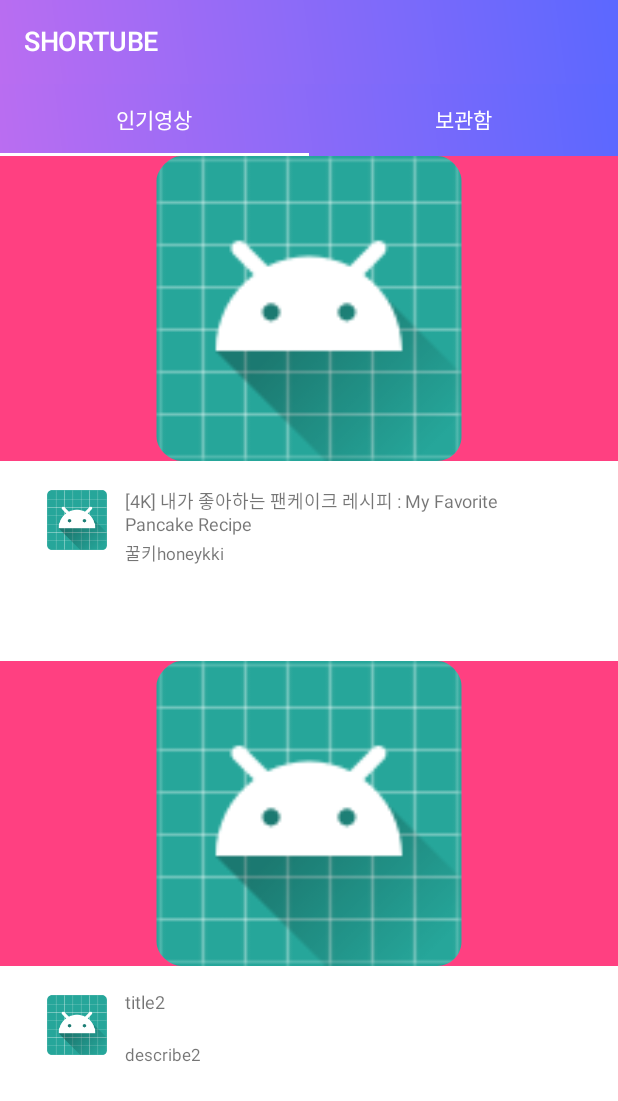
After one commit to Shortube/Shortube_android, an Android app: the LeftFragment screen opened directly, with no data from a screen before it, on a phone screen of 412 x 824 dp. The commit adds this screen. Shown: the top 1101 px of the screen. Run offline under Robolectric (Android 15) with nearby library versions, the phone set to English and light mode, and no system bars.

Commit message:
메인화면 ui 및 테마

```diff
--- a/app/build.gradle
+++ b/app/build.gradle
@@ -25,4 +25,6 @@ dependencies {
     testImplementation 'junit:junit:4.12'
     androidTestImplementation 'com.android.support.test:runner:1.0.2'
     androidTestImplementation 'com.android.support.test.espresso:espresso-core:3.0.2'
+    implementation 'com.android.support:recyclerview-v7:27.1.1'
+    implementation 'com.android.support:design:27.1.1'
 }
--- a/app/src/main/AndroidManifest.xml
+++ b/app/src/main/AndroidManifest.xml
@@ -1,6 +1,7 @@
 <?xml version="1.0" encoding="utf-8"?>
 <manifest xmlns:android="http://schemas.android.com/apk/res/android"
     package="com.unithon.com.shortube">
+    <uses-permission android:name="android.permission.INTERNET" />
 
     <application
         android:allowBackup="true"
@@ -12,6 +13,10 @@
         <activity android:name=".MainActivity">
             <intent-filter>
                 <action android:name="android.intent.action.MAIN" />
+                <action android:name="android.intent.action.VIEW" />
+                <category android:name="android.intent.category.DEFAULT" />
+                <category android:name="android.intent.category.BROWSABLE" />
+                <data android:host="yout.be" android:scheme="http" />
 
                 <category android:name="android.intent.category.LAUNCHER" />
             </intent-filter>
--- /dev/null
+++ b/app/src/main/java/com/unithon/com/shortube/Items.java
@@ -0,0 +1,50 @@
+package com.unithon.com.shortube;
+
+import android.graphics.Bitmap;
+import android.net.Uri;
+
+public class Items {
+    Uri Thumbnails;
+    Uri Profile;
+    String title;
+    String describe;
+
+    public Items(Uri Thumbnails, Uri Profile, String title, String describe){
+        this.Thumbnails = Thumbnails;
+        this.Profile = Profile;
+        this.title = title;
+        this.describe = describe;
+    }
+
+    public Uri getThumbnails() {
+        return Thumbnails;
+    }
+
+    public Uri getProfile() {
+        return Profile;
+    }
+
+    public String getTitle() {
+        return title;
+    }
+
+    public String getDescribe() {
+        return describe;
+    }
+
+    public void setThumbnails(Uri thumbnails) {
+        Thumbnails = thumbnails;
+    }
+
+    public void setProfile(Uri profile) {
+        Profile = profile;
+    }
+
+    public void setTitle(String title) {
+        this.title = title;
+    }
+
+    public void setDescribe(String describe) {
+        this.describe = describe;
+    }
+}
--- /dev/null
+++ b/app/src/main/java/com/unithon/com/shortube/LeftFragment.java
@@ -0,0 +1,42 @@
+package com.unithon.com.shortube;
+
+
+import android.os.Bundle;
+import android.support.annotation.Nullable;
+import android.support.v4.app.Fragment;
+import android.support.v7.widget.DefaultItemAnimator;
+import android.support.v7.widget.LinearLayoutManager;
+import android.support.v7.widget.RecyclerView;
+import android.view.LayoutInflater;
+import android.view.View;
+import android.view.ViewGroup;
+
+import java.util.ArrayList;
+
+public class LeftFragment extends Fragment {
+
+    RecyclerView mRecyclerView;
+    LinearLayoutManager mLayoutManager;
+    RecyclerViewAdapter mAdapter;
+
+    @Nullable
+    @Override
+    public View onCreateView(LayoutInflater inflater, @Nullable ViewGroup container, Bundle savedInstanceState) {
+        View view =  inflater.inflate(R.layout.left_fragment, container, false);
+        mRecyclerView = (RecyclerView)view.findViewById(R.id.recycler);
+        mLayoutManager = new LinearLayoutManager(getContext());
+        mLayoutManager.setOrientation(LinearLayoutManager.VERTICAL);
+
+        ArrayList<Items> items= new ArrayList();
+        items.add(new Items(null, null, "[4K] 내가 좋아하는 팬케이크 레시피 : My Favorite Pancake Recipe","꿀키honeykki"));
+        items.add(new Items(null, null, "title2","describe2"));
+        mRecyclerView.setLayoutManager(mLayoutManager);
+        mRecyclerView.setItemAnimator(new DefaultItemAnimator());
+
+        mAdapter = new RecyclerViewAdapter(items);
+        mRecyclerView.setAdapter(mAdapter);
+
+        return view;
+
+    }
+}
--- a/app/src/main/java/com/unithon/com/shortube/MainActivity.java
+++ b/app/src/main/java/com/unithon/com/shortube/MainActivity.java
@@ -1,13 +1,52 @@
 package com.unithon.com.shortube;
 
+import android.graphics.Bitmap;
+import android.support.design.widget.TabLayout;
+import android.support.v4.view.ViewPager;
 import android.support.v7.app.AppCompatActivity;
 import android.os.Bundle;
+import android.webkit.WebResourceRequest;
+import android.webkit.WebSettings;
+import android.webkit.WebView;
+import android.webkit.WebViewClient;
+import android.widget.TabHost;
 
 public class MainActivity extends AppCompatActivity {
 
+    TabLayout tabLayout;
+    ViewPager viewPager;
     @Override
     protected void onCreate(Bundle savedInstanceState) {
         super.onCreate(savedInstanceState);
         setContentView(R.layout.activity_main);
+
+        tabLayout = (TabLayout)findViewById(R.id.tabLayout);
+        tabLayout.addTab(tabLayout.newTab().setText("인기영상"));
+        tabLayout.addTab(tabLayout.newTab().setText("보관함"));
+        tabLayout.setTabGravity(TabLayout.GRAVITY_FILL);
+        //Initializing ViewPager
+        viewPager = (ViewPager)findViewById(R.id.rcvr_vp_pager);
+
+        PagerAdapter pagerAdapter = new PagerAdapter(getSupportFragmentManager(), tabLayout.getTabCount());
+        viewPager.setAdapter(pagerAdapter);
+        viewPager.addOnPageChangeListener(new TabLayout.TabLayoutOnPageChangeListener(tabLayout));
+        //Set TabSelectedListener
+        tabLayout.addOnTabSelectedListener(new TabLayout.OnTabSelectedListener() {
+            @Override
+            public void onTabSelected(TabLayout.Tab tab) {
+                viewPager.setCurrentItem(tab.getPosition());
+            }
+
+            @Override
+            public void onTabUnselected(TabLayout.Tab tab) {
+
+            }
+
+            @Override
+            public void onTabReselected(TabLayout.Tab tab) {
+
+            }
+        });
+
     }
 }
--- /dev/null
+++ b/app/src/main/java/com/unithon/com/shortube/PagerAdapter.java
@@ -0,0 +1,34 @@
+package com.unithon.com.shortube;
+
+import android.support.v4.app.Fragment;
+import android.support.v4.app.FragmentManager;
+import android.support.v4.app.FragmentStatePagerAdapter;
+
+public class PagerAdapter extends FragmentStatePagerAdapter {
+    int numOfTabs;
+
+    public PagerAdapter(FragmentManager fm, int numOfTabs) {
+        super(fm);
+        this.numOfTabs = numOfTabs;
+    }
+
+    @Override
+    public Fragment getItem(int i) { // 화면에 보여줄 fragment를 반환
+
+        switch (i){
+            case 0:
+                LeftFragment leftFragment = new LeftFragment();
+                return leftFragment;
+            case 1:
+                RightFragment centerFragment = new RightFragment();
+                return centerFragment;
+
+        }
+        return null;
+    }
+
+    @Override
+    public int getCount() { // 사용되는 fragment가 몇개인지를 반환
+        return numOfTabs;
+    }
+}
--- /dev/null
+++ b/app/src/main/java/com/unithon/com/shortube/RecyclerViewAdapter.java
@@ -0,0 +1,38 @@
+package com.unithon.com.shortube;
+
+import android.content.Context;
+import android.support.annotation.NonNull;
+import android.support.v7.widget.RecyclerView;
+import android.view.LayoutInflater;
+import android.view.View;
+import android.view.ViewGroup;
+
+import java.util.ArrayList;
+
+public class RecyclerViewAdapter extends RecyclerView.Adapter<RecyclerViewHolder> {
+
+    private ArrayList<Items> mItems;
+    Context mContext;
+    public RecyclerViewAdapter(ArrayList itemList){
+        mItems = itemList;
+    }
+    @NonNull
+    @Override
+    public RecyclerViewHolder onCreateViewHolder(@NonNull ViewGroup parent, int viewType) {
+        View v = LayoutInflater.from(parent.getContext()).inflate(R.layout.activity_item,parent,false);
+        mContext = parent.getContext();
+        RecyclerViewHolder holder = new RecyclerViewHolder(v);
+        return holder;
+    }
+
+    @Override
+    public void onBindViewHolder(@NonNull RecyclerViewHolder holder, int position) {
+        holder.mtitle.setText(mItems.get(position).title);
+        holder.mdescribe.setText(mItems.get(position).describe);
+    }
+
+    @Override
+    public int getItemCount() {
+        return mItems.size();
+    }
+}
--- /dev/null
+++ b/app/src/main/java/com/unithon/com/shortube/RecyclerViewHolder.java
@@ -0,0 +1,25 @@
+package com.unithon.com.shortube;
+
+import android.graphics.Bitmap;
+import android.os.Build;
+import android.support.annotation.RequiresApi;
+import android.support.v7.widget.RecyclerView;
+import android.view.View;
+import android.widget.ImageView;
+import android.widget.TextView;
+
+public class RecyclerViewHolder extends RecyclerView.ViewHolder {
+    public ImageView mThumbnail;
+    public ImageView mProfile;
+    public TextView mtitle;
+    public TextView mdescribe;
+    @RequiresApi(api = Build.VERSION_CODES.LOLLIPOP)
+    public RecyclerViewHolder(View itemView) {
+        super(itemView);
+        mThumbnail = (ImageView)itemView.findViewById(R.id.thumbnail);
+        mProfile = (ImageView)itemView.findViewById(R.id.profile);
+        mtitle = (TextView)itemView.findViewById(R.id.title);
+        mdescribe = (TextView)itemView.findViewById(R.id.subscribe);
+        mProfile.setClipToOutline(true);
+    }
+}
--- /dev/null
+++ b/app/src/main/java/com/unithon/com/shortube/RightFragment.java
@@ -0,0 +1,6 @@
+package com.unithon.com.shortube;
+
+import android.support.v4.app.Fragment;
+
+public class RightFragment extends Fragment {
+}
--- /dev/null
+++ b/app/src/main/res/drawable/shape.xml
@@ -0,0 +1,9 @@
+<?xml version="1.0" encoding="utf-8"?>
+<shape xmlns:android="http://schemas.android.com/apk/res/android">
+
+    <gradient
+        android:angle="45"
+        android:type="linear"
+        android:startColor="@color/gradientStartColor"
+        android:endColor="@color/gradientEndColor"/>
+</shape>
--- /dev/null
+++ b/app/src/main/res/layout/activity_item.xml
@@ -0,0 +1,63 @@
+<?xml version="1.0" encoding="utf-8"?>
+<android.support.constraint.ConstraintLayout xmlns:android="http://schemas.android.com/apk/res/android"
+    xmlns:app="http://schemas.android.com/apk/res-auto"
+    xmlns:tools="http://schemas.android.com/tools"
+    android:layout_width="match_parent"
+    android:layout_height="wrap_content"
+    android:orientation="vertical">
+
+    <ImageView
+        android:id="@+id/thumbnail"
+        android:layout_width="match_parent"
+        android:layout_height="203dp"
+        android:layout_marginBottom="100dp"
+        android:background="@color/colorAccent"
+        app:layout_constraintBottom_toBottomOf="parent"
+        app:layout_constraintEnd_toEndOf="parent"
+        app:layout_constraintHorizontal_bias="0.0"
+        app:layout_constraintStart_toStartOf="parent"
+        app:layout_constraintTop_toTopOf="parent"
+        app:layout_constraintVertical_bias="0.0"
+        app:srcCompat="@mipmap/ic_launcher" />
+
+    <ImageView
+        android:id="@+id/profile"
+        android:layout_width="40dp"
+        android:layout_height="40dp"
+        android:layout_marginBottom="32dp"
+        android:layout_marginLeft="15dp"
+        android:layout_marginStart="31dp"
+        android:layout_marginTop="17dp"
+        app:layout_constraintBottom_toBottomOf="parent"
+        app:layout_constraintStart_toStartOf="parent"
+        app:layout_constraintTop_toBottomOf="@+id/thumbnail"
+        app:layout_constraintVertical_bias="0.04"
+        app:srcCompat="@mipmap/ic_launcher_round" />
+
+    <TextView
+        android:id="@+id/title"
+        android:layout_width="279dp"
+        android:layout_height="35dp"
+        android:layout_marginLeft="12dp"
+        android:layout_marginStart="12dp"
+        android:layout_marginTop="17dp"
+        android:text="[4K] 내가 좋아하는 팬케이크 레시피 : My Favorite Pancake Recipe"
+        android:textSize="12sp"
+        app:layout_constraintStart_toEndOf="@+id/profile"
+        app:layout_constraintTop_toBottomOf="@+id/thumbnail" />
+
+    <TextView
+        android:id="@+id/subscribe"
+        android:layout_width="137dp"
+        android:layout_height="17dp"
+        android:layout_marginBottom="63dp"
+        android:layout_marginLeft="12dp"
+        android:layout_marginStart="12dp"
+        android:text="꿀키honeykki"
+        android:textSize="11sp"
+        app:layout_constraintBottom_toBottomOf="parent"
+        app:layout_constraintStart_toEndOf="@+id/profile"
+        app:layout_constraintTop_toBottomOf="@+id/title"
+        app:layout_constraintVertical_bias="0.0" />
+
+</android.support.constraint.ConstraintLayout>
--- a/app/src/main/res/layout/activity_main.xml
+++ b/app/src/main/res/layout/activity_main.xml
@@ -1,18 +1,46 @@
 <?xml version="1.0" encoding="utf-8"?>
-<android.support.constraint.ConstraintLayout xmlns:android="http://schemas.android.com/apk/res/android"
+<LinearLayout xmlns:android="http://schemas.android.com/apk/res/android"
     xmlns:app="http://schemas.android.com/apk/res-auto"
     xmlns:tools="http://schemas.android.com/tools"
     android:layout_width="match_parent"
     android:layout_height="match_parent"
+    android:orientation="vertical"
     tools:context=".MainActivity">
 
-    <TextView
-        android:layout_width="wrap_content"
+    <android.support.v7.widget.Toolbar
+        android:layout_width="match_parent"
+        android:layout_height="56dp"
+        android:layout_alignParentTop="true"
+        android:theme="@style/Toolbar"
+        android:background="@drawable/shape"
+
+        >
+        <TextView
+            android:layout_width="wrap_content"
+            android:layout_height="wrap_content"
+            android:text="SHORTUBE"
+            android:background="#00ff0000"
+            android:textSize="18sp"
+            android:fontFamily="sans-serif-medium"
+            android:textStyle="normal"
+            android:letterSpacing="-0.01"
+            />
+    </android.support.v7.widget.Toolbar>
+
+    <android.support.design.widget.TabLayout
+        android:id="@+id/tabLayout"
+        android:layout_width="match_parent"
         android:layout_height="wrap_content"
-        android:text="Hello World!"
-        app:layout_constraintBottom_toBottomOf="parent"
-        app:layout_constraintLeft_toLeftOf="parent"
-        app:layout_constraintRight_toRightOf="parent"
-        app:layout_constraintTop_toTopOf="parent" />
+        android:background="@drawable/shape"
+        app:tabTextColor="#fff"
+        app:tabIndicatorColor="#fff"
+        app:tabSelectedTextColor="#fff">
 
-</android.support.constraint.ConstraintLayout>
+    </android.support.design.widget.TabLayout>
+
+    <android.support.v4.view.ViewPager
+        android:id="@+id/rcvr_vp_pager"
+        android:layout_width="match_parent"
+        android:layout_height="fill_parent" />
+
+</LinearLayout>
--- /dev/null
+++ b/app/src/main/res/layout/left_fragment.xml
@@ -0,0 +1,16 @@
+<?xml version="1.0" encoding="utf-8"?>
+<LinearLayout
+    xmlns:android="http://schemas.android.com/apk/res/android"
+    xmlns:app="http://schemas.android.com/apk/res-auto"
+    android:layout_width="match_parent"
+    android:layout_height="match_parent"
+    android:orientation="horizontal">
+
+    <android.support.v7.widget.RecyclerView
+        android:id="@+id/recycler"
+        android:layout_width="match_parent"
+        android:layout_height="match_parent">
+
+    </android.support.v7.widget.RecyclerView>
+
+</LinearLayout>
--- /dev/null
+++ b/app/src/main/res/layout/right_fragment.xml
@@ -0,0 +1,6 @@
+<?xml version="1.0" encoding="utf-8"?>
+<android.support.constraint.ConstraintLayout
+    xmlns:android="http://schemas.android.com/apk/res/android" android:layout_width="match_parent"
+    android:layout_height="match_parent">
+
+</android.support.constraint.ConstraintLayout>
--- a/app/src/main/res/values/colors.xml
+++ b/app/src/main/res/values/colors.xml
@@ -3,4 +3,6 @@
     <color name="colorPrimary">#3F51B5</color>
     <color name="colorPrimaryDark">#303F9F</color>
     <color name="colorAccent">#FF4081</color>
+    <color name="gradientStartColor">#BA6DF1</color>
+    <color name="gradientEndColor">#5B68FF</color>
 </resources>
--- a/app/src/main/res/values/styles.xml
+++ b/app/src/main/res/values/styles.xml
@@ -1,11 +1,20 @@
 <resources>
 
     <!-- Base application theme. -->
-    <style name="AppTheme" parent="Theme.AppCompat.Light.DarkActionBar">
-        <!-- Customize your theme here. -->
+    <style name="AppTheme" parent="Theme.AppCompat.Light.NoActionBar">
+        <item name="android:windowBackground">@android:color/white</item>
         <item name="colorPrimary">@color/colorPrimary</item>
         <item name="colorPrimaryDark">@color/colorPrimaryDark</item>
         <item name="colorAccent">@color/colorAccent</item>
+        <item name="android:includeFontPadding">false</item>
+        <item name="android:windowContentOverlay">@null</item>
+    </style>
+
+    <style name="Toolbar" parent="ThemeOverlay.AppCompat.Dark.ActionBar">
+        <item name="android:background">@color/colorPrimary</item>
+        <item name="android:textColorTertiary">#fff</item>
+        <item name="android:textColor">#fff</item>
+
     </style>
 
 </resources>
--- a/build.gradle
+++ b/build.gradle
@@ -7,7 +7,7 @@ buildscript {
         jcenter()
     }
     dependencies {
-        classpath 'com.android.tools.build:gradle:3.1.2'
+        classpath 'com.android.tools.build:gradle:3.1.3'
 
 
         // NOTE: Do not place your application dependencies here; they belong
```
